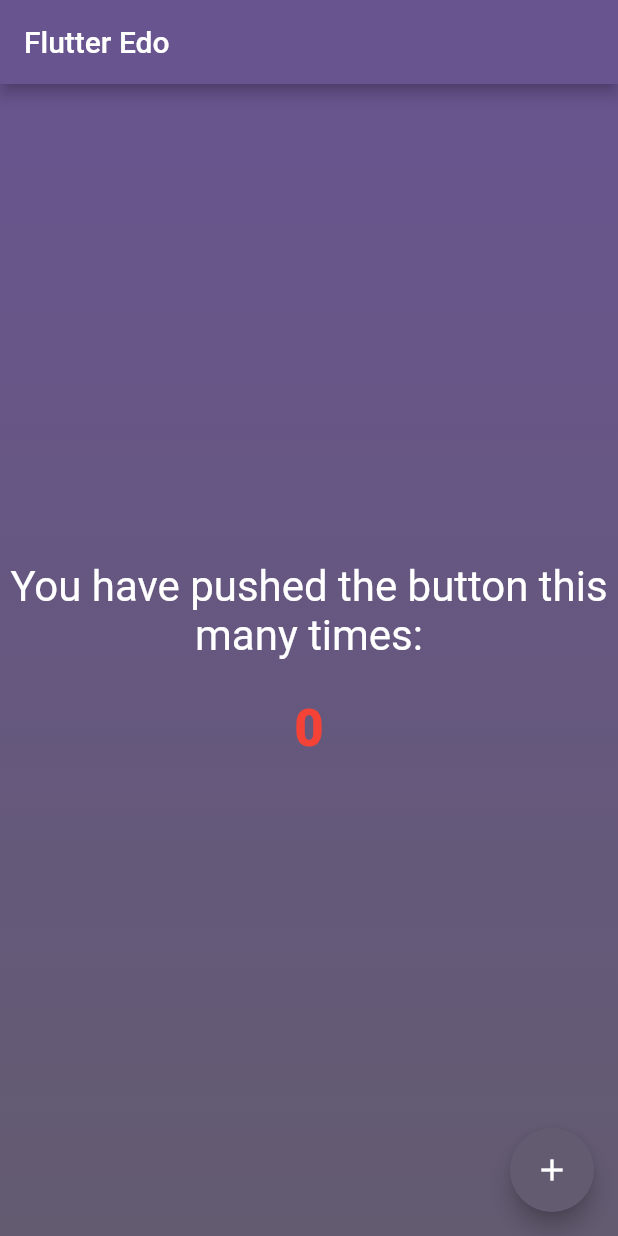
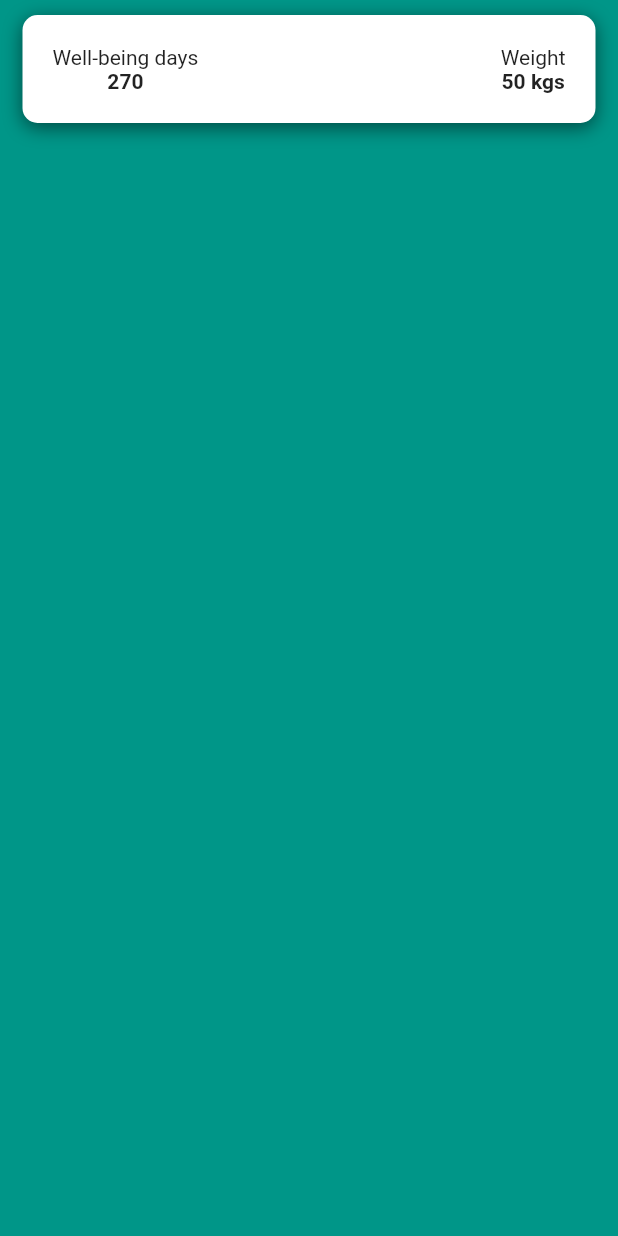
Before and after one commit to dani-edo/flutter_app, a Flutter app: the screen it shows after launch, on a phone screen of 412 x 824 dp. Run offline on Flutter 3.47's test engine with Material 2 defaults, Android fonts, the phone set to English and light mode, and no system bars; our stand-ins replace logger.

Commit message:
well-being box

```diff
--- /dev/null
+++ b/lib/helper/logger.dart
@@ -0,0 +1,12 @@
+import 'package:logger/logger.dart';
+
+var logger = Logger(
+  printer: PrettyPrinter(
+    methodCount: 0,
+    errorMethodCount: 8,
+    lineLength: 120,
+    colors: true,
+    printEmojis: true,
+    printTime: false,
+  ),
+);
--- a/lib/main.dart
+++ b/lib/main.dart
@@ -1,5 +1,5 @@
 import 'package:flutter/material.dart';
-import 'package:flutter_app/my_page.dart';
+import 'package:flutter_app/perfeqt_home_page.dart';
 
 void main() {
   runApp(const MyApp());
@@ -12,7 +12,7 @@ class MyApp extends StatelessWidget {
   @override
   Widget build(BuildContext context) {
     return MaterialApp(
-      title: 'Flutter Demo',
+      title: 'Flutter Edo',
       theme: ThemeData(
         // This is the theme of your application.
         //
@@ -32,7 +32,7 @@ class MyApp extends StatelessWidget {
         colorScheme: ColorScheme.fromSeed(seedColor: Colors.deepPurple),
         useMaterial3: false,
       ),
-      home: const MyHomePage(title: 'Flutter Edo'),
+      home: const PerfeqtHomePage(title: 'Flutter Edo'),
     );
   }
 }
--- /dev/null
+++ b/lib/perfeqt_home_page.dart
@@ -0,0 +1,74 @@
+import 'package:flutter/material.dart';
+import 'package:flutter/services.dart';
+
+class PerfeqtHomePage extends StatefulWidget {
+  const PerfeqtHomePage({super.key, required this.title});
+
+  final String title;
+
+  @override
+  MyHomePage createState() => MyHomePage();
+}
+
+class MyHomePage extends State<PerfeqtHomePage> {
+  @override
+  void initState() {
+    super.initState();
+    SystemChrome.setSystemUIOverlayStyle(const SystemUiOverlayStyle(
+      statusBarColor: Color.fromARGB(55, 0, 0, 0),
+    ));
+  }
+
+  @override
+  Widget build(BuildContext context) {
+    return Scaffold(
+      body: Column(
+        children: [
+          Center(
+            child: Container(
+              width: MediaQuery.of(context).size.width - 30,
+              margin:
+                  EdgeInsets.only(top: MediaQuery.of(context).padding.top + 10),
+              padding: const EdgeInsets.all(20),
+              decoration: BoxDecoration(
+                borderRadius: const BorderRadius.all(Radius.circular(10)),
+                color: Colors.white,
+                boxShadow: [
+                  BoxShadow(
+                    color: Colors.black.withOpacity(0.5),
+                    blurRadius: 10.0,
+                    offset: const Offset(0, 3),
+                  )
+                ],
+              ),
+              child: const Row(
+                mainAxisAlignment: MainAxisAlignment.spaceBetween,
+                children: [
+                  Column(
+                    children: [
+                      Text('Well-being days'),
+                      Text(
+                        '270',
+                        style: TextStyle(fontWeight: FontWeight.bold),
+                      ),
+                    ],
+                  ),
+                  Column(
+                    children: [
+                      Text('Weight'),
+                      Text(
+                        '50 kgs',
+                        style: TextStyle(fontWeight: FontWeight.bold),
+                      ),
+                    ],
+                  ),
+                ],
+              ),
+            ),
+          ),
+        ],
+      ),
+      backgroundColor: Colors.teal,
+    );
+  }
+}
--- a/pubspec.yaml
+++ b/pubspec.yaml
@@ -35,6 +35,7 @@ dependencies:
   # The following adds the Cupertino Icons font to your application.
   # Use with the CupertinoIcons class for iOS style icons.
   cupertino_icons: ^1.0.2
+  logger: ^1.4.0
 
 dev_dependencies:
   flutter_test:
```
Also changed, not shown: pubspec.lock, 6 other files.
